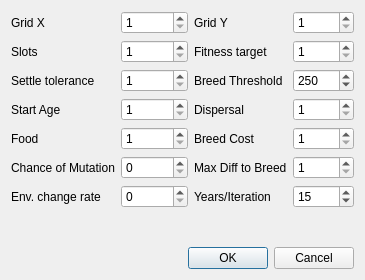
The window that dialog.ui (marksutton/EvoSim) describes before a commit, drawn with Qt 5.
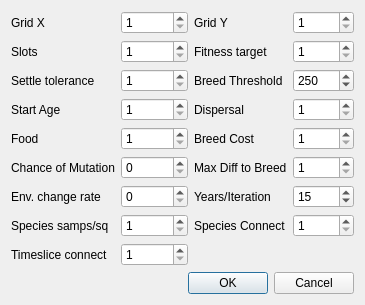
The same window after the commit.

Commit message: A new (and finally functional) species tracking system --------------------------------------------------------

```diff
--- a/dialog.ui
+++ b/dialog.ui
@@ -7,7 +7,7 @@
     <x>0</x>
     <y>0</y>
     <width>324</width>
-    <height>280</height>
+    <height>283</height>
    </rect>
   </property>
   <property name="windowTitle">
@@ -249,13 +249,6 @@
        </property>
       </widget>
      </item>
-     <item row="6" column="2">
-      <widget class="QLabel" name="label_14">
-       <property name="text">
-        <string>Years/Iteration</string>
-       </property>
-      </widget>
-     </item>
      <item row="6" column="3">
       <widget class="QSpinBox" name="SpinBoxYearsPerIteration">
        <property name="minimum">
@@ -269,6 +262,61 @@
        </property>
       </widget>
      </item>
+     <item row="7" column="1">
+      <widget class="QSpinBox" name="SpinBoxSpeciesSamples">
+       <property name="minimum">
+        <number>1</number>
+       </property>
+      </widget>
+     </item>
+     <item row="7" column="3">
+      <widget class="QSpinBox" name="SpinBoxSpeciesConnect">
+       <property name="minimum">
+        <number>1</number>
+       </property>
+       <property name="maximum">
+        <number>10000</number>
+       </property>
+      </widget>
+     </item>
+     <item row="7" column="2">
+      <widget class="QLabel" name="label_16">
+       <property name="text">
+        <string>Species Connect</string>
+       </property>
+      </widget>
+     </item>
+     <item row="6" column="2">
+      <widget class="QLabel" name="label_14">
+       <property name="text">
+        <string>Years/Iteration</string>
+       </property>
+      </widget>
+     </item>
+     <item row="7" column="0">
+      <widget class="QLabel" name="label_15">
+       <property name="text">
+        <string>Species samps/sq</string>
+       </property>
+      </widget>
+     </item>
+     <item row="8" column="1">
+      <widget class="QSpinBox" name="SpinBoxTimeSliceConnect">
+       <property name="minimum">
+        <number>1</number>
+       </property>
+       <property name="maximum">
+        <number>100</number>
+       </property>
+      </widget>
+     </item>
+     <item row="8" column="0">
+      <widget class="QLabel" name="label_17">
+       <property name="text">
+        <string>Timeslice connect</string>
+       </property>
+      </widget>
+     </item>
     </layout>
    </item>
    <item>
```
The commit also changes 8 other files.
